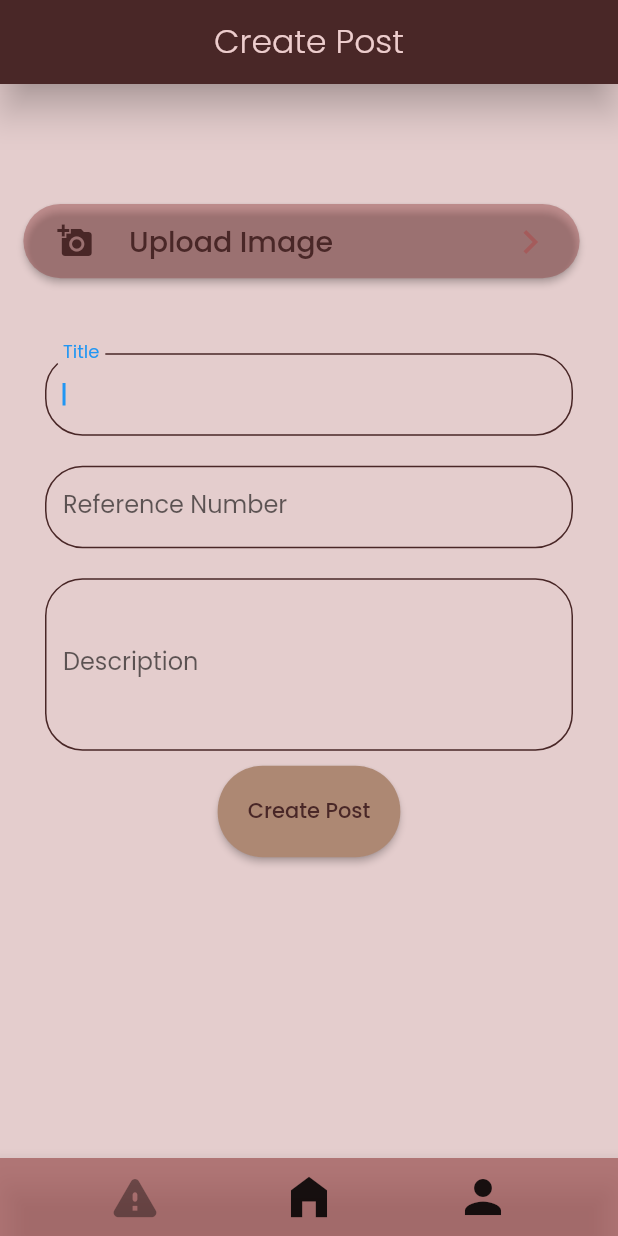
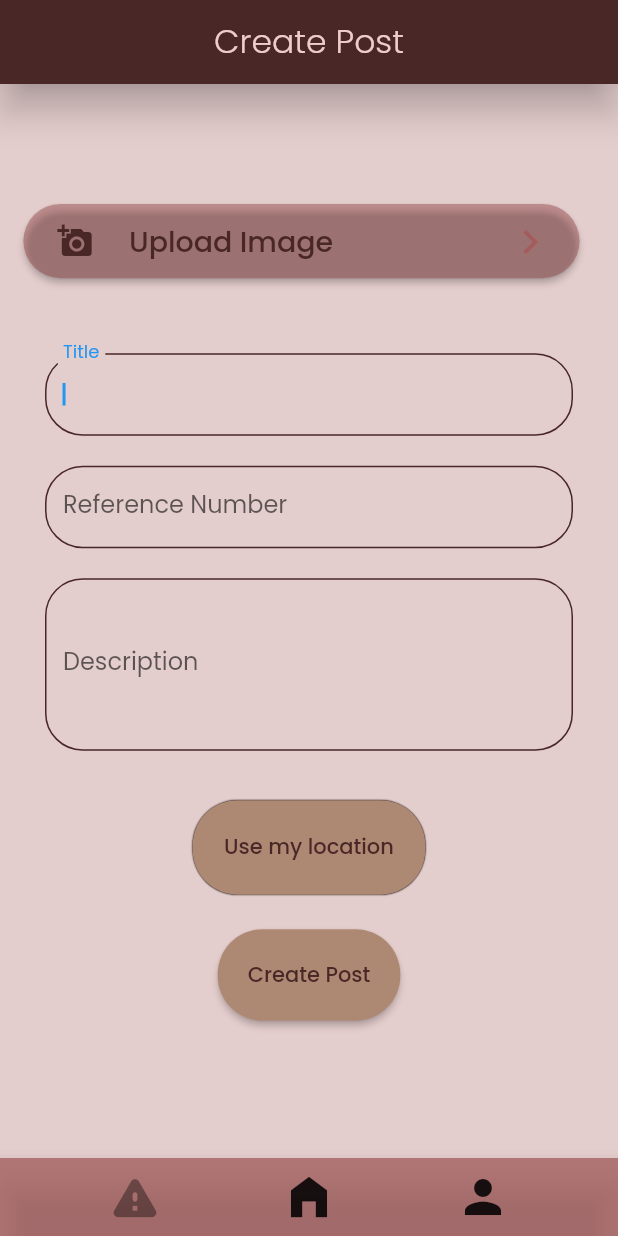
Before and after one commit to PandaBean18/tfg_frontend, a Flutter app: the UserpostCopyWidget screen opened directly, on a phone screen of 412 x 824 dp. Run offline on Flutter 3.47's test engine with Material 2 defaults, Android fonts, the phone set to English and light mode, and no system bars; drawn by our look-alikes of auto_size_text; our stand-ins replace font_awesome_flutter, geolocator, google_fonts, image_picker; network calls fail.

Commit message:
add code to get users location

```diff
--- a/lib/profile.dart
+++ b/lib/profile.dart
@@ -92,7 +92,7 @@ class _ProfileState extends State<Profile> {
                     width: MediaQuery.of(context).size.width,
                     height: 50,
                     child: Text(
-                      'GortOnHelpingHands',
+                      'CapybaraGort',
                       textAlign: TextAlign.center,
                       style: GoogleFonts.getFont(
                         'Montserrat',
--- a/lib/user_post.dart
+++ b/lib/user_post.dart
@@ -1,5 +1,6 @@
 import 'package:flutter/material.dart';
 import 'package:google_fonts/google_fonts.dart';
+import 'package:http/http.dart';
 import '../flutter_flow_widgets.dart';
 import 'package:image_picker/image_picker.dart';
 import 'package:path_provider/path_provider.dart';
@@ -7,6 +8,7 @@ import 'package:geolocator/geolocator.dart';
 import '../profile.dart';
 import '../user_homepage.dart';
 import 'dart:io';
+import 'package:url_launcher/url_launcher.dart';
 
 void _profile(BuildContext context) {
   Navigator.push(context, MaterialPageRoute(builder: (context) => Profile()));
@@ -38,6 +40,54 @@ class _UserpostCopyWidgetState extends State<UserpostCopyWidget> {
     color: Color(0xFFA45B5B),
     size: 32,
   );
+  String position_button_text = 'Use my location';
+  double? latitude;
+  double? longitude;
+
+  Future<bool> _handleLocationPermission() async {
+    bool serviceEnabled;
+    LocationPermission permission;
+
+    serviceEnabled = await Geolocator.isLocationServiceEnabled();
+    if (!serviceEnabled) {
+      ScaffoldMessenger.of(context).showSnackBar(const SnackBar(
+        content:
+            Text('Location services are disabled. Please enable the services.'),
+      ));
+      return false;
+    }
+    permission = await Geolocator.checkPermission();
+    if (permission == LocationPermission.denied) {
+      permission = await Geolocator.requestPermission();
+      if (permission == LocationPermission.denied) {
+        ScaffoldMessenger.of(context).showSnackBar(
+            const SnackBar(content: Text('Location permissions are denied')));
+        return false;
+      }
+    }
+    if (permission == LocationPermission.deniedForever) {
+      ScaffoldMessenger.of(context).showSnackBar(const SnackBar(
+          content: Text(
+              'Location permissions are permanently denied, we cannot request permissions.')));
+      return false;
+    }
+    return true;
+  }
+
+  Future<void> _getCurrentPosition() async {
+    final hasPermission = await _handleLocationPermission();
+
+    if (!hasPermission) return;
+    await Geolocator.getCurrentPosition(desiredAccuracy: LocationAccuracy.high)
+        .then((Position position) {
+      setState(() {
+        latitude = position.latitude;
+        longitude = position.longitude;
+      });
+    }).catchError((e) {
+      debugPrint(e);
+    });
+  }
 
   @override
   void initState() {
@@ -106,6 +156,7 @@ class _UserpostCopyWidgetState extends State<UserpostCopyWidget> {
                                 image = await picker.pickImage(
                                     source: ImageSource.gallery);
                                 setState(() {
+                                  if (image != null) {
                                     selected_image =
                                         image?.path.split("/").last.toString();
                                     image_picker_fontsize = 9;
@@ -114,6 +165,8 @@ class _UserpostCopyWidgetState extends State<UserpostCopyWidget> {
                                       color: Color(0xFFA45B5B),
                                       size: 32,
                                     );
+                                  }
+                                  ;
                                 });
                               },
                               text: selected_image != null
@@ -307,7 +360,94 @@ class _UserpostCopyWidgetState extends State<UserpostCopyWidget> {
                 ),
               ),
               Align(
-                alignment: AlignmentDirectional(0, -0.8),
+                alignment: Alignment.bottomCenter,
+                child: Container(
+                    margin: EdgeInsets.all(15),
+                    child: TextButton(
+                      onPressed: () {
+                        return;
+                      },
+                      child: InkWell(
+                        onTap: () async {
+                          if (latitude == null) {
+                            await _getCurrentPosition();
+                            setState(() {
+                              position_button_text =
+                                  "Lat: $latitude Long: $longitude";
+                            });
+                          } else {
+                            launchUrl(Uri.parse(
+                                "https://google.com/maps/search/?api=1&query=$latitude,$longitude"));
+                          }
+                        },
+                        child: Container(
+                          padding:
+                              EdgeInsetsDirectional.fromSTEB(20, 20, 20, 20),
+                          decoration: BoxDecoration(
+                              color: Color(0xFFAD8873),
+                              border: Border(
+                                  top: BorderSide(
+                                      color: Colors.transparent, width: 1),
+                                  bottom: BorderSide(
+                                      color: Colors.transparent, width: 1),
+                                  left: BorderSide(
+                                      color: Colors.transparent, width: 1),
+                                  right: BorderSide(
+                                      color: Colors.transparent, width: 1)),
+                              borderRadius: BorderRadius.circular(30),
+                              boxShadow: [
+                                BoxShadow(
+                                    color: Colors.black,
+                                    blurRadius: 0.1,
+                                    spreadRadius: 0.1)
+                              ]),
+                          child: Text(
+                            (latitude == null ||
+                                    position_button_text ==
+                                        "Lat: null Long: null")
+                                ? "Use my location"
+                                : "Location selected. Tap to view",
+                            style: GoogleFonts.getFont(
+                              'Poppins',
+                              color: Color(0xFF492727),
+                              fontWeight: FontWeight.w500,
+                            ),
+                          ),
+                        ),
+                      ),
+                    )
+                    // FFButtonWidget(
+                    //   onPressed: () async {
+                    //     await _getCurrentPosition();
+                    //     setState(() {
+                    //       position_button_text =
+                    //           "Lat: $latitude Long: $longitude";
+                    //       debugPrint("$latitude");
+                    //     });
+                    //   },
+                    //   text: (position_button_text == null ||
+                    //           position_button_text == "Lat: null Long: null")
+                    //       ? "Use my location"
+                    //       : position_button_text,
+                    //   options: FFButtonOptions(
+                    //     padding: EdgeInsetsDirectional.fromSTEB(20, 20, 20, 20),
+                    //     color: Color(0xFFAD8873),
+                    //     textStyle: GoogleFonts.getFont(
+                    //       'Poppins',
+                    //       color: Color(0xFF492727),
+                    //       fontWeight: FontWeight.w500,
+                    //     ),
+                    //     borderSide: BorderSide(
+                    //       color: Colors.transparent,
+                    //       width: 1,
+                    //     ),
+                    //     borderRadius: 30,
+                    //   ),
+                    // )
+                    ),
+              ),
+              Align(
+                alignment: Alignment.bottomCenter,
                 child: FFButtonWidget(
                   onPressed: () {
                     // add code to make post req
--- a/pubspec.yaml
+++ b/pubspec.yaml
@@ -43,6 +43,7 @@ dependencies:
   auto_size_text: ^3.0.0
   font_awesome_flutter: ^10.3.0
   image_picker: ^0.8.6
+  url_launcher: ^6.1.7
 
 dev_dependencies:
   flutter_test:
```
Also changed, not shown: pubspec.lock, 5 other files. Lines whose indentation alone changed are shown as unchanged.
